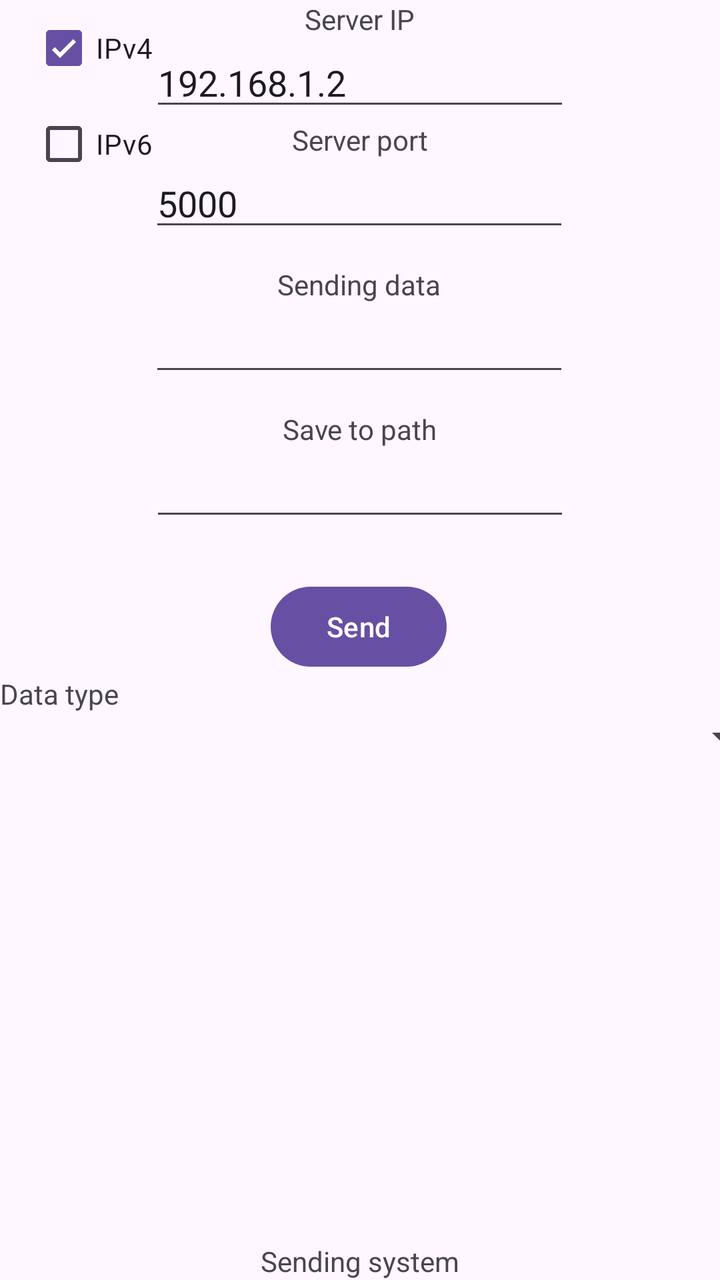
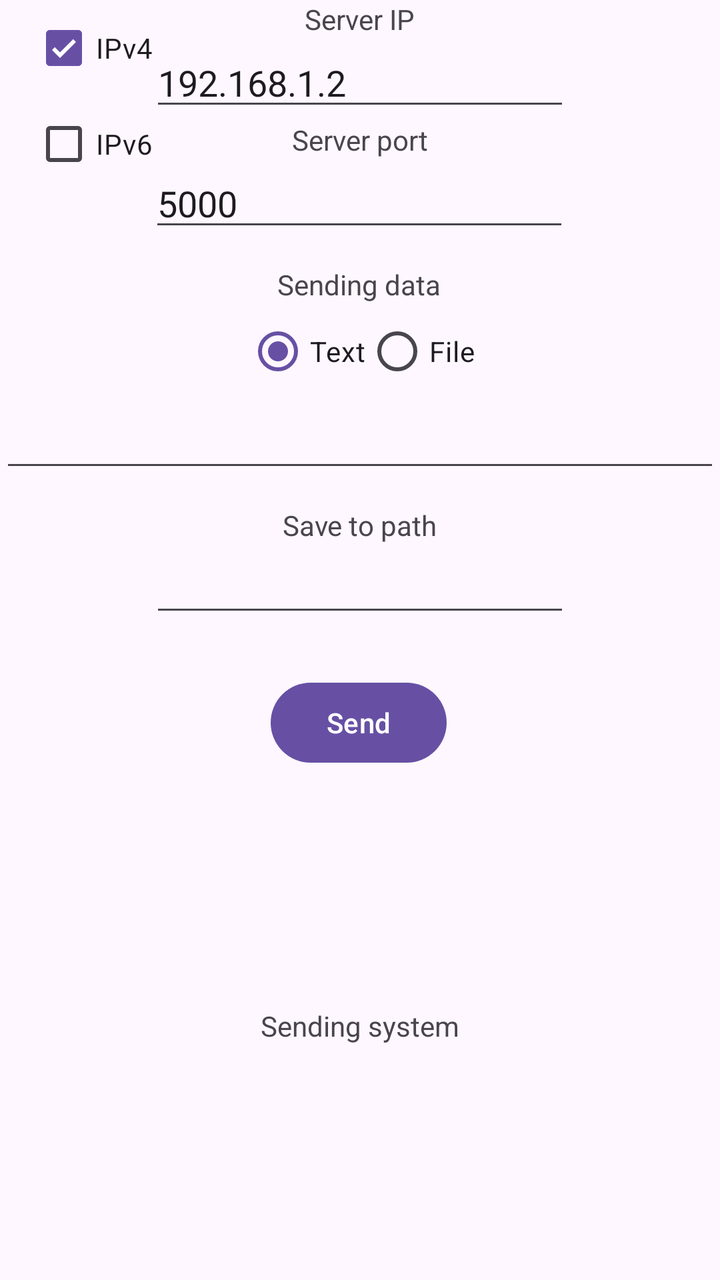

Compare the two renders of this Android layout. The source of the first and the diff that turns it into the second are given below.
<!-- AndroidManifest.xml: application theme Theme.SendingSystemClient -->
<!-- res/layout/activity_main.xml -->
<?xml version="1.0" encoding="utf-8"?>
<androidx.constraintlayout.widget.ConstraintLayout xmlns:android="http://schemas.android.com/apk/res/android"
    xmlns:app="http://schemas.android.com/apk/res-auto"
    xmlns:tools="http://schemas.android.com/tools"
    android:id="@+id/main"
    android:layout_width="match_parent"
    android:layout_height="match_parent"
    tools:context=".MainActivity">


    <EditText
        android:id="@+id/editTextSendingData"
        android:layout_width="wrap_content"
        android:layout_height="wrap_content"
        android:autofillHints="something"
        android:ems="10"
        android:inputType="text"
        android:text=""
        app:layout_constraintEnd_toEndOf="parent"
        app:layout_constraintHorizontal_bias="0.497"
        app:layout_constraintStart_toStartOf="parent"
        app:layout_constraintTop_toBottomOf="@+id/textView4"
        tools:ignore="LabelFor" />

    <EditText
        android:id="@+id/editTextSaveToPath"
        android:layout_width="wrap_content"
        android:layout_height="wrap_content"
        android:autofillHints="something"
        android:ems="10"
        android:inputType="text"
        android:text=""
        app:layout_constraintEnd_toEndOf="parent"
        app:layout_constraintStart_toStartOf="parent"
        app:layout_constraintTop_toBottomOf="@+id/textView5"
        tools:ignore="LabelFor" />

    <TextView
        android:id="@+id/textView"
        android:layout_width="wrap_content"
        android:layout_height="wrap_content"
        android:text="@string/server_ip"
        app:layout_constraintEnd_toEndOf="parent"
        app:layout_constraintStart_toStartOf="parent"
        app:layout_constraintTop_toTopOf="parent" />

    <TextView
        android:id="@+id/textView3"
        android:layout_width="wrap_content"
        android:layout_height="wrap_content"
        android:text="@string/server_port"
        app:layout_constraintEnd_toEndOf="parent"
        app:layout_constraintStart_toStartOf="parent"
        app:layout_constraintTop_toBottomOf="@+id/editTextServerIP" />

    <TextView
        android:id="@+id/textView4"
        android:layout_width="wrap_content"
        android:layout_height="wrap_content"
        android:layout_marginTop="12dp"
        android:text="@string/sending_data"
        app:layout_constraintEnd_toEndOf="parent"
        app:layout_constraintHorizontal_bias="0.498"
        app:layout_constraintStart_toStartOf="parent"
        app:layout_constraintTop_toBottomOf="@+id/editTextServerPort" />

    <TextView
        android:id="@+id/textView5"
        android:layout_width="wrap_content"
        android:layout_height="wrap_content"
        android:text="@string/save_to_path"
        android:layout_marginTop="12dp"
        app:layout_constraintEnd_toEndOf="parent"
        app:layout_constraintStart_toStartOf="parent"
        app:layout_constraintTop_toBottomOf="@+id/editTextSendingData" />

    <EditText
        android:id="@+id/editTextServerIP"
        android:layout_width="wrap_content"
        android:layout_height="wrap_content"
        android:autofillHints="192.168.1.2"
        android:ems="10"
        android:inputType="text"
        android:text="@string/default_server"
        app:layout_constraintEnd_toEndOf="parent"
        app:layout_constraintStart_toStartOf="parent"
        app:layout_constraintTop_toBottomOf="@+id/textView"
        tools:ignore="LabelFor" />

    <EditText
        android:id="@+id/editTextServerPort"
        android:layout_width="wrap_content"
        android:layout_height="wrap_content"
        android:autofillHints="1-65536"
        android:ems="10"
        android:inputType="number"
        android:text="@string/default_port"
        app:layout_constraintEnd_toEndOf="parent"
        app:layout_constraintHorizontal_bias="0.497"
        app:layout_constraintStart_toStartOf="parent"
        app:layout_constraintTop_toBottomOf="@+id/textView3"
        tools:ignore="LabelFor" />

    <Button
        android:id="@+id/button"
        android:layout_width="wrap_content"
        android:layout_height="wrap_content"
        android:text="@string/send"
        android:layout_marginTop="24dp"
        app:layout_constraintEnd_toEndOf="parent"
        app:layout_constraintHorizontal_bias="0.498"
        app:layout_constraintStart_toStartOf="parent"
        app:layout_constraintTop_toBottomOf="@+id/editTextSaveToPath" />

    <TextView
        android:id="@+id/textView2"
        android:layout_width="wrap_content"
        android:layout_height="wrap_content"
        android:text="@string/sending_system"
        app:layout_constraintBottom_toBottomOf="parent"
        app:layout_constraintEnd_toEndOf="parent"
        app:layout_constraintStart_toStartOf="parent"
        app:layout_constraintTop_toBottomOf="@+id/spinnerDataType" />

    <CheckBox
        android:id="@+id/checkBoxIPv4"
        android:layout_width="wrap_content"
        android:layout_height="wrap_content"
        android:layout_marginStart="16dp"
        android:checked="true"
        android:text="@string/ipv4"
        app:layout_constraintStart_toStartOf="parent"
        app:layout_constraintTop_toTopOf="parent" />

    <CheckBox
        android:id="@+id/checkBoxIPv6"
        android:layout_width="wrap_content"
        android:layout_height="wrap_content"
        android:text="@string/ipv6"
        app:layout_constraintStart_toStartOf="@+id/checkBoxIPv4"
        app:layout_constraintTop_toBottomOf="@+id/checkBoxIPv4" />

    <Spinner
        android:id="@+id/spinnerSendingType"
        android:layout_width="409dp"
        android:layout_height="wrap_content"
        app:layout_constraintEnd_toEndOf="parent"
        app:layout_constraintStart_toStartOf="parent"
        app:layout_constraintTop_toBottomOf="@+id/textView6" />

    <TextView
        android:id="@+id/textView6"
        android:layout_width="wrap_content"
        android:layout_height="wrap_content"
        android:text="@string/data_type"
        app:layout_constraintStart_toStartOf="parent"
        app:layout_constraintTop_toBottomOf="@+id/button" />

</androidx.constraintlayout.widget.ConstraintLayout>
<!-- resources referenced by this layout -->
<resources>
  <string name="data_type">Data type</string>
  <string name="default_port">5000</string>
  <string name="default_server">192.168.1.2</string>
  <string name="ipv4">IPv4</string>
  <string name="ipv6">IPv6</string>
  <string name="save_to_path">Save to path</string>
  <string name="send">Send</string>
  <string name="sending_data">Sending data</string>
  <string name="sending_system">Sending system</string>
  <string name="server_ip">Server IP</string>
  <string name="server_port">Server port</string>
  <style name="Theme.SendingSystemClient" parent="Base.Theme.SendingSystemClient" />
  <style name="Base.Theme.SendingSystemClient" parent="Theme.Material3.DayNight.NoActionBar">
          
          
      </style>
</resources>

<!-- the commit's change to res/layout/activity_main.xml (unified diff, before → after) -->
@@ -7,33 +7,23 @@
     android:layout_height="match_parent"
     tools:context=".MainActivity">
 
-
-    <EditText
-        android:id="@+id/editTextSendingData"
+    <CheckBox
+        android:id="@+id/checkBoxIPv4"
         android:layout_width="wrap_content"
         android:layout_height="wrap_content"
-        android:autofillHints="something"
-        android:ems="10"
-        android:inputType="text"
-        android:text=""
-        app:layout_constraintEnd_toEndOf="parent"
-        app:layout_constraintHorizontal_bias="0.497"
+        android:layout_marginStart="16dp"
+        android:checked="true"
+        android:text="@string/ipv4"
         app:layout_constraintStart_toStartOf="parent"
-        app:layout_constraintTop_toBottomOf="@+id/textView4"
-        tools:ignore="LabelFor" />
+        app:layout_constraintTop_toTopOf="parent" />
 
-    <EditText
-        android:id="@+id/editTextSaveToPath"
+    <CheckBox
+        android:id="@+id/checkBoxIPv6"
         android:layout_width="wrap_content"
         android:layout_height="wrap_content"
-        android:autofillHints="something"
-        android:ems="10"
-        android:inputType="text"
-        android:text=""
-        app:layout_constraintEnd_toEndOf="parent"
-        app:layout_constraintStart_toStartOf="parent"
-        app:layout_constraintTop_toBottomOf="@+id/textView5"
-        tools:ignore="LabelFor" />
+        android:text="@string/ipv6"
+        app:layout_constraintStart_toStartOf="@+id/checkBoxIPv4"
+        app:layout_constraintTop_toBottomOf="@+id/checkBoxIPv4" />
 
     <TextView
         android:id="@+id/textView"
@@ -43,36 +33,6 @@
         app:layout_constraintEnd_toEndOf="parent"
         app:layout_constraintStart_toStartOf="parent"
         app:layout_constraintTop_toTopOf="parent" />
-
-    <TextView
-        android:id="@+id/textView3"
-        android:layout_width="wrap_content"
-        android:layout_height="wrap_content"
-        android:text="@string/server_port"
-        app:layout_constraintEnd_toEndOf="parent"
-        app:layout_constraintStart_toStartOf="parent"
-        app:layout_constraintTop_toBottomOf="@+id/editTextServerIP" />
-
-    <TextView
-        android:id="@+id/textView4"
-        android:layout_width="wrap_content"
-        android:layout_height="wrap_content"
-        android:layout_marginTop="12dp"
-        android:text="@string/sending_data"
-        app:layout_constraintEnd_toEndOf="parent"
-        app:layout_constraintHorizontal_bias="0.498"
-        app:layout_constraintStart_toStartOf="parent"
-        app:layout_constraintTop_toBottomOf="@+id/editTextServerPort" />
-
-    <TextView
-        android:id="@+id/textView5"
-        android:layout_width="wrap_content"
-        android:layout_height="wrap_content"
-        android:text="@string/save_to_path"
-        android:layout_marginTop="12dp"
-        app:layout_constraintEnd_toEndOf="parent"
-        app:layout_constraintStart_toStartOf="parent"
-        app:layout_constraintTop_toBottomOf="@+id/editTextSendingData" />
 
     <EditText
         android:id="@+id/editTextServerIP"
@@ -87,6 +47,15 @@
         app:layout_constraintTop_toBottomOf="@+id/textView"
         tools:ignore="LabelFor" />
 
+    <TextView
+        android:id="@+id/textView3"
+        android:layout_width="wrap_content"
+        android:layout_height="wrap_content"
+        android:text="@string/server_port"
+        app:layout_constraintEnd_toEndOf="parent"
+        app:layout_constraintStart_toStartOf="parent"
+        app:layout_constraintTop_toBottomOf="@+id/editTextServerIP" />
+
     <EditText
         android:id="@+id/editTextServerPort"
         android:layout_width="wrap_content"
@@ -99,6 +68,102 @@
         app:layout_constraintHorizontal_bias="0.497"
         app:layout_constraintStart_toStartOf="parent"
         app:layout_constraintTop_toBottomOf="@+id/textView3"
+        tools:ignore="LabelFor" />
+
+    <TextView
+        android:id="@+id/textView4"
+        android:layout_width="wrap_content"
+        android:layout_height="wrap_content"
+        android:layout_marginTop="12dp"
+        android:text="@string/sending_data"
+        app:layout_constraintEnd_toEndOf="parent"
+        app:layout_constraintHorizontal_bias="0.498"
+        app:layout_constraintStart_toStartOf="parent"
+        app:layout_constraintTop_toBottomOf="@+id/editTextServerPort" />
+
+    
+    <RadioGroup
+        android:id="@+id/radioGroupSource"
+        android:layout_width="wrap_content"
+        android:layout_height="wrap_content"
+        android:orientation="horizontal"
+        app:layout_constraintEnd_toEndOf="parent"
+        app:layout_constraintStart_toStartOf="parent"
+        app:layout_constraintTop_toBottomOf="@+id/textView4">
+
+        <RadioButton
+            android:id="@+id/radioText"
+            android:layout_width="wrap_content"
+            android:layout_height="wrap_content"
+            android:checked="true"
+            android:text="Text" />
+
+        <RadioButton
+            android:id="@+id/radioFile"
+            android:layout_width="wrap_content"
+            android:layout_height="wrap_content"
+            android:text="File" />
+    </RadioGroup>
+
+    
+    <EditText
+        android:id="@+id/editTextSendingData"
+        android:layout_width="0dp"
+        android:layout_height="wrap_content"
+        android:inputType="textMultiLine"
+        android:visibility="visible"
+        app:layout_constraintStart_toStartOf="parent"
+        app:layout_constraintEnd_toEndOf="parent"
+        app:layout_constraintTop_toBottomOf="@+id/radioGroupSource" />
+
+    
+    <LinearLayout
+        android:id="@+id/layoutFilePicker"
+        android:layout_width="0dp"
+        android:layout_height="wrap_content"
+        android:orientation="horizontal"
+        android:visibility="gone"
+        android:gravity="center_vertical"
+        android:layout_marginTop="8dp"
+        app:layout_constraintStart_toStartOf="parent"
+        app:layout_constraintEnd_toEndOf="parent"
+        app:layout_constraintTop_toBottomOf="@+id/radioGroupSource">
+
+        <Button
+            android:id="@+id/buttonBrowseFile"
+            android:layout_width="wrap_content"
+            android:layout_height="wrap_content"
+            android:text="Browse" />
+
+        <TextView
+            android:id="@+id/textFileName"
+            android:layout_width="wrap_content"
+            android:layout_height="wrap_content"
+            android:layout_marginStart="8dp"
+            android:text="No file chosen" />
+    </LinearLayout>
+
+    <TextView
+        android:id="@+id/textView5"
+        android:layout_width="wrap_content"
+        android:layout_height="wrap_content"
+        android:text="@string/save_to_path"
+        android:layout_marginTop="12dp"
+        app:layout_constraintEnd_toEndOf="parent"
+        app:layout_constraintStart_toStartOf="parent"
+        app:layout_constraintTop_toBottomOf="@+id/editTextSendingData" />
+
+    <EditText
+        android:id="@+id/editTextSaveToPath"
+        android:layout_width="wrap_content"
+        android:layout_height="wrap_content"
+        android:autofillHints="something"
+        android:ems="10"
+        android:inputType="text"
+        android:text=""
+        app:layout_constraintEnd_toEndOf="parent"
+        app:layout_constraintStart_toStartOf="parent"
+        app:layout_constraintTop_toBottomOf="@+id/textView5"
         tools:ignore="LabelFor" />
 
     <Button
@@ -120,40 +185,6 @@
         app:layout_constraintBottom_toBottomOf="parent"
         app:layout_constraintEnd_toEndOf="parent"
         app:layout_constraintStart_toStartOf="parent"
-        app:layout_constraintTop_toBottomOf="@+id/spinnerDataType" />
-
-    <CheckBox
-        android:id="@+id/checkBoxIPv4"
-        android:layout_width="wrap_content"
-        android:layout_height="wrap_content"
-        android:layout_marginStart="16dp"
-        android:checked="true"
-        android:text="@string/ipv4"
-        app:layout_constraintStart_toStartOf="parent"
-        app:layout_constraintTop_toTopOf="parent" />
-
-    <CheckBox
-        android:id="@+id/checkBoxIPv6"
-        android:layout_width="wrap_content"
-        android:layout_height="wrap_content"
-        android:text="@string/ipv6"
-        app:layout_constraintStart_toStartOf="@+id/checkBoxIPv4"
-        app:layout_constraintTop_toBottomOf="@+id/checkBoxIPv4" />
-
-    <Spinner
-        android:id="@+id/spinnerSendingType"
-        android:layout_width="409dp"
-        android:layout_height="wrap_content"
-        app:layout_constraintEnd_toEndOf="parent"
-        app:layout_constraintStart_toStartOf="parent"
-        app:layout_constraintTop_toBottomOf="@+id/textView6" />
-
-    <TextView
-        android:id="@+id/textView6"
-        android:layout_width="wrap_content"
-        android:layout_height="wrap_content"
-        android:text="@string/data_type"
-        app:layout_constraintStart_toStartOf="parent"
         app:layout_constraintTop_toBottomOf="@+id/button" />
 
 </androidx.constraintlayout.widget.ConstraintLayout>
<!-- resource entries referenced after the edit -->
@@ -1,6 +1,5 @@
 <!-- resources referenced by this layout -->
 <resources>
-  <string name="data_type">Data type</string>
   <string name="default_port">5000</string>
   <string name="default_server">192.168.1.2</string>
   <string name="ipv4">IPv4</string>
